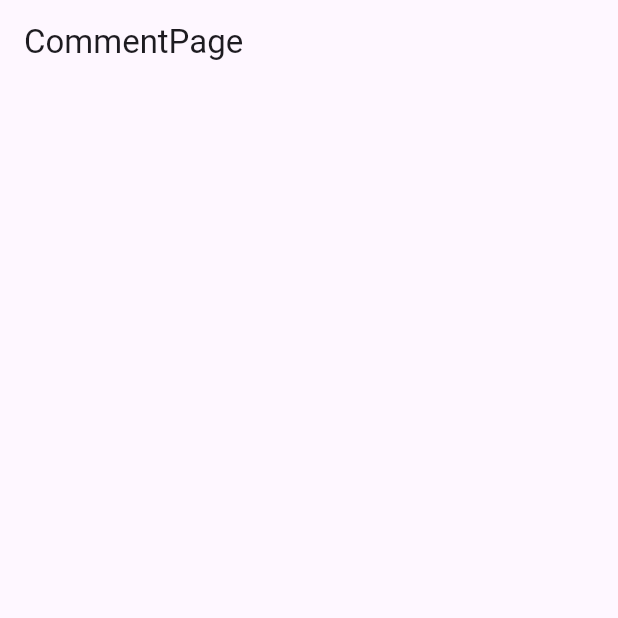
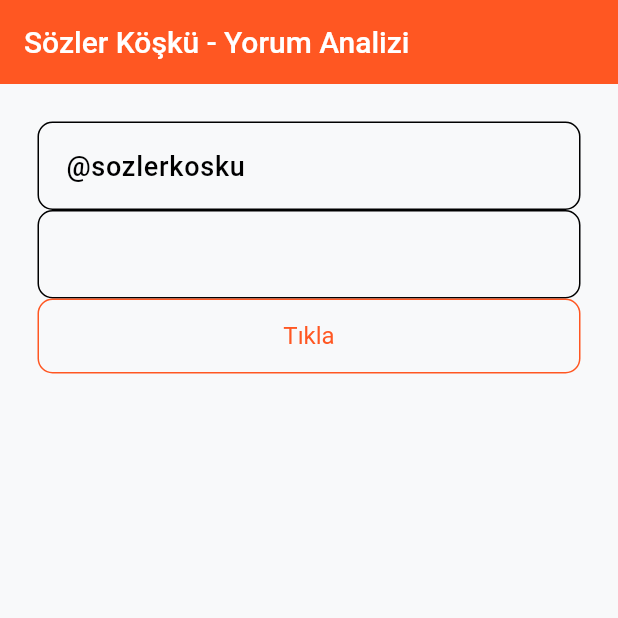
Before and after one commit to Emir1719/youtube-comment-classify, a Flutter app: the screen it shows after launch, on a phone screen of 412 x 824 dp, the top half of it. Run offline on Flutter 3.47's test engine with Material 3 defaults, Android fonts, the phone set to English and light mode, and no system bars; our stand-ins replace dio, get, get_it.

Commit message:
servisten yorumlar geliyor

```diff
--- a/lib/comment/comment_controller.dart
+++ b/lib/comment/comment_controller.dart
@@ -1,3 +1,32 @@
+import 'package:flutter/material.dart';
 import 'package:get/get.dart';
+import 'package:youtube_comment_classify/comment/domain/model/comment.dart';
+import 'package:youtube_comment_classify/comment/domain/repository/comment_service.dart';
+import 'package:youtube_comment_classify/core/config/dependency_injection.dart';
 
-class CommentController extends GetxController {}
+class CommentController extends GetxController {
+  final _commentService = getIt<CommentService>();
+  final _comments = Rxn<List<Comment>>([]);
+  var isLoading = false.obs; // Yükleniyor durumu
+
+  final channelName = TextEditingController(text: "@sozlerkosku");
+  final day = TextEditingController();
+
+  void getCommentsByChannelName() async {
+    try {
+      isLoading(true);
+      _comments.value = await _commentService.getCommentsByChannelName(
+        channelName.text,
+        int.tryParse(day.text) ?? 3,
+      );
+      isLoading(false);
+
+      print(_comments.value?.length);
+      print(_comments.value?.first.text);
+    } catch (e) {
+      print(e);
+    }
+  }
+
+  Rxn<List<Comment>> get comments => _comments;
+}
--- a/lib/comment/comment_page.dart
+++ b/lib/comment/comment_page.dart
@@ -9,10 +9,38 @@ class CommentPage extends GetView<CommentController> {
   @override
   Widget build(BuildContext context) {
     return Scaffold(
-      appBar: AppBar(
-        title: const Text('CommentPage'),
+      appBar: AppBar(title: const Text('Sözler Köşkü - Yorum Analizi')),
+      body: ListView(
+        padding: const EdgeInsets.all(25),
+        children: [
+          TextFormField(controller: controller.channelName),
+          TextFormField(controller: controller.day),
+          ElevatedButton(
+            onPressed: controller.getCommentsByChannelName,
+            child: const Text("Tıkla"),
+          ),
+          Obx(() {
+            if (controller.isLoading.value) {
+              return const CircularProgressIndicator(); // Eğer yorumlar boş veya null ise, yükleniyor göstergesi
+            } else {
+              final comments = controller.comments.value ?? [];
+
+              return Expanded(
+                child: ListView.builder(
+                  shrinkWrap: true,
+                  itemCount: comments.length,
+                  itemBuilder: (context, index) {
+                    return ListTile(
+                      title: Text(comments[index].text),
+                      subtitle: Text(comments[index].category),
+                    );
+                  },
+                ),
+              );
+            }
+          }),
+        ],
       ),
-      body: Container(),
     );
   }
 }
--- a/lib/comment/domain/model/comment.dart
+++ b/lib/comment/domain/model/comment.dart
@@ -17,10 +17,19 @@ class Comment {
 
   // JSON'dan model objesine dönüşüm
   factory Comment.fromJson(Map<String, dynamic> json) {
+    String dateString = json['published_at'] ?? '';
+    DateTime publishedAt;
+    try {
+      publishedAt = DateTime.tryParse(dateString) ?? _parseCustomDate(dateString);
+    } catch (e) {
+      publishedAt = DateTime.now(); // Hata durumunda mevcut zamanı kullan
+      print('Error parsing date: $e');
+    }
+
     return Comment(
       text: json['text'] ?? '',
       cleanedText: json['cleaned_text'] ?? '',
-      publishedAt: DateTime.parse(json['published_at']),
+      publishedAt: publishedAt,
       category: json['category'] ?? '',
       link: json['link'] ?? '',
     );
@@ -36,4 +45,16 @@ class Comment {
       'link': link,
     };
   }
+
+  // Özel tarih formatını çözümleme
+  static DateTime _parseCustomDate(String dateString) {
+    // Eğer gelen tarih formatı farklıysa (örneğin: "dd.MM.yyyy HH:mm:ss")
+    try {
+      return DateFormat('dd.MM.yyyy HH:mm:ss').parse(dateString);
+    } catch (e) {
+      // Eğer parse edilemezse, hata logu ve geçerli bir tarih döndür.
+      print('Error in parsing custom date format: $e');
+      return DateTime.now(); // Varsayılan olarak mevcut zaman
+    }
+  }
 }
--- a/lib/comment/domain/repository/comment_service.dart
+++ b/lib/comment/domain/repository/comment_service.dart
@@ -8,7 +8,10 @@ class CommentService {
 
   Future<List<Comment>?> getCommentsByChannelName(String channelName, int day) async {
     try {
-      final response = await _dio.post("/channel", data: {"channel": channelName, "days": day});
+      final response = await _dio.post(
+        "/channel",
+        data: {"channel_name": channelName, "days": day},
+      );
       List<dynamic>? data = response.data["data"];
 
       return data?.map((json) => Comment.fromJson(json)).toList();
--- /dev/null
+++ b/lib/core/config/app_route.dart
@@ -0,0 +1,20 @@
+import 'package:get/get.dart';
+import 'package:youtube_comment_classify/comment/comment_bindings.dart';
+import 'package:youtube_comment_classify/comment/comment_page.dart';
+
+class AppRoute {
+  static const home = "/";
+
+  static route() {
+    Transition? transition = Transition.native;
+
+    return [
+      GetPage(
+        name: home,
+        page: () => const CommentPage(),
+        transition: transition,
+        binding: CommentBindings(),
+      ),
+    ];
+  }
+}
--- a/lib/core/config/dependency_injection.dart
+++ b/lib/core/config/dependency_injection.dart
@@ -6,6 +6,6 @@ final GetIt getIt = GetIt.instance;
 
 Future<void> setup() async {
   getIt.registerLazySingleton<CommentService>(() => CommentService(
-        Dio(BaseOptions(baseUrl: "http://10.0.2.2:5000/comments/")),
+        Dio(BaseOptions(baseUrl: "http://127.0.0.1:5000/comments/")),
       ));
 }
--- /dev/null
+++ b/lib/core/handler/dio_error_handler.dart
@@ -0,0 +1,27 @@
+import 'package:dio/dio.dart';
+
+class DioErrorHandler {
+  static final _instance = DioErrorHandler._();
+  DioErrorHandler._();
+  factory DioErrorHandler() => _instance;
+
+  static Exception handle(DioException error) {
+    switch (error.type) {
+      case DioExceptionType.connectionTimeout:
+        return Exception("Bağlantı zaman aşımına uğradı");
+      case DioExceptionType.receiveTimeout:
+        return Exception("Sunucudan yanıt alınamadı, zaman aşımına uğradı");
+      case DioExceptionType.badResponse:
+        // Sunucu yanıtı ile ilgili hata
+        final statusCode = error.response?.statusCode;
+        final message = error.response?.statusMessage ?? "Bilinmeyen sunucu hatası";
+        return Exception("Sunucu hatası: $statusCode - $message");
+      case DioExceptionType.sendTimeout:
+        return Exception("İstek gönderme zaman aşımına uğradı");
+      case DioExceptionType.cancel:
+        return Exception("İstek iptal edildi");
+      default:
+        return Exception("Bilinmeyen bir hata oluştu: ${error.message}");
+    }
+  }
+}
--- /dev/null
+++ b/lib/core/theme/app_color_scheme.dart
@@ -0,0 +1,74 @@
+import 'package:flutter/material.dart';
+
+/// Singleton deseni uygulanmış renk sınıfı
+final class AppColorScheme {
+  static final _instance = AppColorScheme._();
+  AppColorScheme._();
+  factory AppColorScheme() => _instance;
+
+  static ColorScheme get light => ColorScheme.light(
+        /// Ana renk
+        primary: Colors.deepOrange,
+
+        /// Ana renk üzerindeki görünecek renk
+        onPrimary: Colors.white,
+
+        /// Sayfaların arka plan rengi
+        surface: const Color(0xffF8F9FA),
+
+        /// Metin rengi
+        onSurface: Colors.black,
+
+        /// Şeffaf arka plan rengi
+        surfaceTint: Colors.transparent,
+
+        /// Icon vb. rengi
+        outline: Colors.blue,
+
+        /// Gölge rengi
+        shadow: Colors.grey,
+
+        /// Container gibi widget'ların rengi
+        primaryContainer: Colors.white,
+        surfaceContainerLowest: Colors.grey.shade200,
+        surfaceContainerLow: Colors.grey.shade300,
+        surfaceContainerHigh: Colors.grey.shade700,
+        surfaceContainerHighest: Colors.grey.shade800,
+
+        /// Hata rengi
+        error: Colors.red,
+      );
+
+  static ColorScheme get dark => ColorScheme.dark(
+        /// Ana renk
+        primary: Colors.deepOrange,
+
+        /// Ana renk üzerindeki görünecek renk
+        onPrimary: Colors.white,
+
+        /// Sayfaların arka plan rengi
+        surface: Colors.grey.shade900,
+
+        /// Metin rengi
+        onSurface: Colors.white,
+
+        /// Şeffaf arka plan rengi
+        surfaceTint: Colors.transparent,
+
+        /// Icon vb. rengi
+        outline: Colors.blueGrey.shade200,
+
+        /// Gölge rengi
+        shadow: Colors.black,
+
+        /// Container gibi widget'ların rengi
+        primaryContainer: const Color(0xff121212),
+        surfaceContainerLowest: Colors.grey.shade800,
+        surfaceContainerLow: Colors.grey.shade700,
+        surfaceContainerHigh: Colors.grey.shade500,
+        surfaceContainerHighest: Colors.grey.shade400,
+
+        /// Hata rengi
+        error: Colors.red.shade300,
+      );
+}
--- /dev/null
+++ b/lib/core/theme/app_theme.dart
@@ -0,0 +1,173 @@
+import 'package:flutter/material.dart';
+import 'package:flutter/services.dart';
+
+/// Bu tema sınıfında renk değiştirmek için
+/// yalnızca [_colorScheme] değerini değiştirmek yeterli.
+final class AppTheme {
+  final ColorScheme _colorScheme;
+  late TextTheme _textTheme;
+
+  AppTheme(this._colorScheme) {
+    _textTheme = _textThemeFunc();
+  }
+
+  ThemeData theme() {
+    return ThemeData(
+      textTheme: _textTheme,
+      colorScheme: _colorScheme,
+      scaffoldBackgroundColor: _colorScheme.surface,
+      drawerTheme: _drawerTheme(),
+      appBarTheme: _appBarTheme(),
+      inputDecorationTheme: _inputDecorationTheme(),
+      popupMenuTheme: _popupMenuTheme(),
+      dialogTheme: _dialogTheme(),
+      textSelectionTheme: _textSelectionTheme(),
+      textButtonTheme: _textButtonThemeData(),
+      elevatedButtonTheme: _elevatedButtonTheme(),
+      iconButtonTheme: _iconButtonTheme(),
+    );
+  }
+
+  IconButtonThemeData _iconButtonTheme() {
+    return IconButtonThemeData(
+      style: ButtonStyle(
+        iconColor: WidgetStatePropertyAll(_colorScheme.onPrimary),
+        backgroundColor: WidgetStatePropertyAll(_colorScheme.surfaceTint),
+        foregroundColor: WidgetStatePropertyAll(_colorScheme.onPrimary),
+        surfaceTintColor: WidgetStatePropertyAll(_colorScheme.surfaceTint),
+      ),
+    );
+  }
+
+  ElevatedButtonThemeData _elevatedButtonTheme() {
+    return ElevatedButtonThemeData(
+      style: ElevatedButton.styleFrom(
+        fixedSize: const Size.fromHeight(50),
+        backgroundColor: _colorScheme.surfaceTint,
+        foregroundColor: _colorScheme.primary,
+        surfaceTintColor: _colorScheme.surfaceTint,
+        shadowColor: _colorScheme.surfaceTint,
+        side: BorderSide(width: 1, color: _colorScheme.primary),
+        textStyle: _textTheme.bodyMedium?.copyWith(color: _colorScheme.primary),
+        shape: RoundedRectangleBorder(
+          borderRadius: BorderRadius.circular(10.0),
+        ),
+      ),
+    );
+  }
+
+  TextButtonThemeData _textButtonThemeData() {
+    return TextButtonThemeData(
+      style: ButtonStyle(
+        fixedSize: const WidgetStatePropertyAll(Size.fromHeight(50)),
+        textStyle: WidgetStatePropertyAll(_textTheme.bodyMedium),
+        surfaceTintColor: WidgetStateProperty.resolveWith((states) {
+          return _colorScheme.onPrimary;
+        }),
+        foregroundColor: WidgetStateProperty.resolveWith((states) {
+          return _colorScheme.primary;
+        }),
+        backgroundColor: WidgetStateProperty.resolveWith((states) {
+          if (states.contains(WidgetState.pressed)) {
+            return _colorScheme.primaryContainer;
+          }
+          return _colorScheme.surfaceTint;
+        }),
+      ),
+    );
+  }
+
+  TextSelectionThemeData _textSelectionTheme() {
+    return TextSelectionThemeData(
+      cursorColor: _colorScheme.primary,
+      selectionColor: _colorScheme.primary,
+      selectionHandleColor: _colorScheme.primary,
+    );
+  }
+
+  DialogTheme _dialogTheme() {
+    return DialogTheme(
+      backgroundColor: _colorScheme.surface,
+      surfaceTintColor: _colorScheme.surfaceTint,
+      titleTextStyle: _textTheme.titleMedium,
+      contentTextStyle: _textTheme.bodyLarge?.copyWith(
+        fontWeight: FontWeight.normal,
+      ),
+      shape: const RoundedRectangleBorder(
+        borderRadius: BorderRadius.all(Radius.circular(10.0)),
+      ),
+    );
+  }
+
+  PopupMenuThemeData _popupMenuTheme() {
+    return PopupMenuThemeData(
+      color: _colorScheme.surface,
+    );
+  }
+
+  AppBarTheme _appBarTheme() {
+    return AppBarTheme(
+      elevation: 5,
+      actionsIconTheme: IconThemeData(color: _colorScheme.surface),
+      iconTheme: IconThemeData(color: _colorScheme.surface, size: 24),
+      color: _colorScheme.primary,
+      surfaceTintColor: _colorScheme.surfaceTint,
+      titleTextStyle: _textTheme.titleMedium?.copyWith(
+        color: _colorScheme.onPrimary,
+      ),
+      systemOverlayStyle: SystemUiOverlayStyle(
+        statusBarColor: _colorScheme.primary,
+        statusBarIconBrightness: Brightness.light, // for android light icon
+        statusBarBrightness: Brightness.dark, // for ios light icon
+        systemNavigationBarColor: _colorScheme.surface,
+        systemNavigationBarIconBrightness: Brightness.dark,
+      ),
+    );
+  }
+
+  DrawerThemeData _drawerTheme() {
+    return DrawerThemeData(
+      backgroundColor: _colorScheme.surface,
+      surfaceTintColor: _colorScheme.surface,
+    );
+  }
+
+  InputDecorationTheme _inputDecorationTheme() {
+    final border = OutlineInputBorder(
+      borderRadius: const BorderRadius.all(Radius.circular(10)),
+      borderSide: BorderSide(color: _colorScheme.onSurface),
+    );
+
+    return InputDecorationTheme(
+      labelStyle: _textTheme.bodyMedium,
+      hintStyle: _textTheme.bodyMedium,
+      outlineBorder: BorderSide.none,
+      border: border,
+      disabledBorder: border,
+      focusedBorder: border,
+      enabledBorder: border,
+      errorBorder: border.copyWith(borderSide: BorderSide(color: _colorScheme.error)),
+      contentPadding: const EdgeInsets.only(top: 16, left: 15, right: 15, bottom: 16),
+    );
+  }
+
+  TextTheme _textThemeFunc() {
+    final base = TextStyle(
+      fontSize: 16,
+      overflow: TextOverflow.visible,
+      color: _colorScheme.onSurface,
+      fontWeight: FontWeight.normal,
+    );
+
+    return TextTheme(
+      // Ana metin
+      bodyLarge: base.copyWith(fontSize: 18, fontWeight: FontWeight.w500),
+      bodyMedium: base,
+      bodySmall: base.copyWith(fontSize: 14),
+
+      // Başlıklar
+      titleLarge: base.copyWith(fontSize: 22, fontWeight: FontWeight.w500),
+      titleMedium: base.copyWith(fontSize: 20, fontWeight: FontWeight.w500),
+    );
+  }
+}
--- a/lib/main.dart
+++ b/lib/main.dart
@@ -1,7 +1,9 @@
 import 'package:flutter/material.dart';
-import 'package:get/get_navigation/src/root/get_material_app.dart';
-import 'package:youtube_comment_classify/comment/comment_page.dart';
+import 'package:get/get.dart';
+import 'package:youtube_comment_classify/core/config/app_route.dart';
 import 'package:youtube_comment_classify/core/config/dependency_injection.dart';
+import 'package:youtube_comment_classify/core/theme/app_color_scheme.dart';
+import 'package:youtube_comment_classify/core/theme/app_theme.dart';
 
 void main() async {
   await setup();
@@ -13,9 +15,11 @@ class MainApp extends StatelessWidget {
 
   @override
   Widget build(BuildContext context) {
-    return const GetMaterialApp(
+    return GetMaterialApp(
       debugShowCheckedModeBanner: false,
-      home: CommentPage(),
+      getPages: AppRoute.route(),
+      initialRoute: AppRoute.home,
+      theme: AppTheme(AppColorScheme.light).theme(),
     );
   }
 }
```
